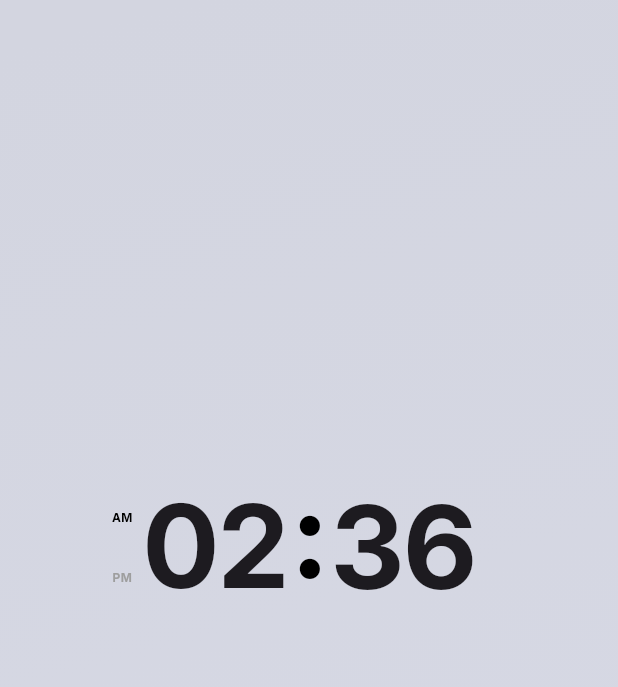
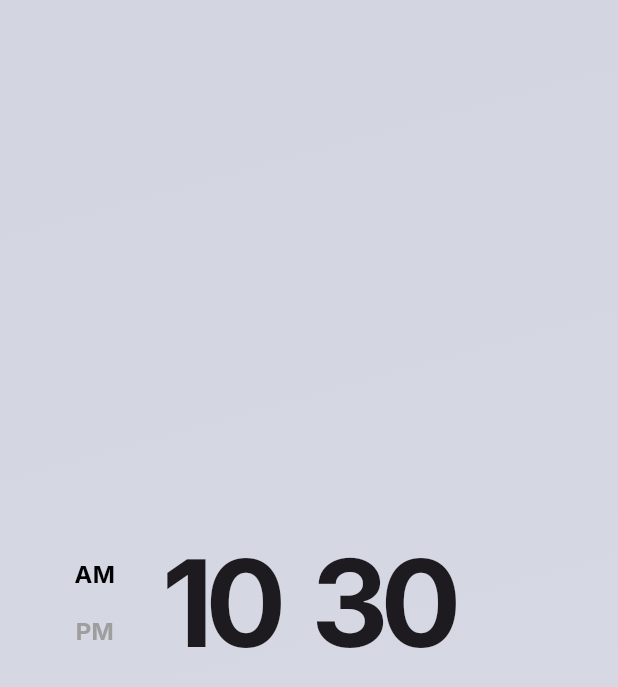
Before and after one commit to NobueSato/tokei-app, a Flutter app: the screen it shows after launch, on a phone screen of 412 x 824 dp. Shown: the top 687 px of the screen. Run offline on Flutter 3.47's test engine with Material 3 defaults, Android fonts, the phone set to English and light mode, and no system bars; our stand-ins replace table_calendar, universal_io, wakelock_plus.

Commit message:
[fix] Add Provider to manage clock widget and clockservice state

```diff
--- a/lib/main.dart
+++ b/lib/main.dart
@@ -1,17 +1,27 @@
 import 'package:flutter/material.dart';
+import 'package:flutter/services.dart';
+import 'package:wakelock_plus/wakelock_plus.dart';
+import 'package:universal_io/io.dart'; // To detect the platform
+import 'package:provider/provider.dart';
+import 'services/clock_service.dart';
 import 'widgets/custom_button.dart';
 import 'widgets/global_button_overlay.dart';
-import 'package:universal_io/io.dart'; // To detect the platform
 //import 'package:flutter/rendering.dart'; // For debug options
-import 'package:flutter/services.dart';
-import 'package:wakelock_plus/wakelock_plus.dart';
 import 'widgets/clock_widget.dart'; // Import the ClockWidget file
 import 'screens/calendar_screen.dart'; // Import the CalendarScreen file
 import 'screens/flip_screen.dart'; // Import the FlipScreen file
 
 void main() {
   //debugPaintSizeEnabled = true;
-  runApp(const MyApp());
+  runApp(
+    MultiProvider(
+      providers: [
+        ChangeNotifierProvider(
+            create: (_) => ClockService()), // Add ClockService here
+      ],
+      child: const MyApp(),
+    ),
+  );
 }
 
 class MyApp extends StatelessWidget {
@@ -39,13 +49,11 @@ class MyApp extends StatelessWidget {
 
 class ClockScreen extends StatefulWidget {
   const ClockScreen({super.key});
-
   @override
   State<ClockScreen> createState() => _ClockScreenState();
 }
 
 class _ClockScreenState extends State<ClockScreen> {
-  bool _is12hSelected = true; // Default: Show 12h format
   bool _isDateSelected = false; // Default: Hide Date
 
   @override
@@ -54,10 +62,6 @@ class _ClockScreenState extends State<ClockScreen> {
     // Ensure the screen stays awake
     WakelockPlus.enable();
   }
-
-  // void _updateDateVisibility() {
-  //   setState(() {});
-  // }
 
   @override
   void dispose() {
@@ -69,7 +73,8 @@ class _ClockScreenState extends State<ClockScreen> {
   Widget build(BuildContext context) {
     bool isLandscape =
         MediaQuery.of(context).orientation == Orientation.landscape;
-    double fontSize = isLandscape ? 200.0 : 80.0;
+    double fontSize = isLandscape ? 220.0 : 80.0;
+    double amPmFontSize = isLandscape ? 22.0 : 16.0;
     double dateFontSize = isLandscape ? 20.0 : 14.0;
 
     return Scaffold(
@@ -87,11 +92,9 @@ class _ClockScreenState extends State<ClockScreen> {
         child: Stack(
           children: [
             ClockWidget(
-              fontSize: fontSize,
-              dateFontSize: dateFontSize,
-              isDateSelected: _isDateSelected,
-              is12hSelected: _is12hSelected,
-            ),
+                fontSize: fontSize,
+                dateFontSize: dateFontSize,
+                amPmFontSize: amPmFontSize),
             // Global Button Overlay
             GlobalButtonOverlay(
               buttons: [
@@ -128,25 +131,20 @@ class _ClockScreenState extends State<ClockScreen> {
                   isSelected: false,
                 ),
                 CustomButton(
-                    text: '12H',
-                    onPressed: () {
-                      setState(() {
-                        _is12hSelected = !_is12hSelected;
-                      });
-                    },
-                    isSelected: _is12hSelected),
+                  text: '12H',
+                  onPressed: () {
+                    Provider.of<ClockService>(context, listen: false)
+                        .toggleTimeFormat();
+                  },
+                  isSelected: Provider.of<ClockService>(context).is12hSelected,
+                ),
                 CustomButton(
                   text: '24H',
                   onPressed: () {
-                    setState(() {
-                      print(
-                          '24H button pressed before the value changed: $_is12hSelected');
-                      _is12hSelected = !_is12hSelected;
-                      print(
-                          '24H button pressed after the value changed: $_is12hSelected');
-                    });
+                    Provider.of<ClockService>(context, listen: false)
+                        .toggleTimeFormat();
                   },
-                  isSelected: !_is12hSelected,
+                  isSelected: !Provider.of<ClockService>(context).is12hSelected,
                 ),
                 CustomButton(
                   text: '',
@@ -156,11 +154,11 @@ class _ClockScreenState extends State<ClockScreen> {
                 CustomButton(
                   text: 'DATE',
                   onPressed: () {
-                    setState(() {
-                      _isDateSelected = !_isDateSelected;
-                    });
+                    Provider.of<ClockService>(context, listen: false)
+                        .toggleDate();
                   },
-                  isSelected: _isDateSelected,
+                  isSelected: Provider.of<ClockService>(context, listen: false)
+                      .isDateSelected,
                 ),
                 CustomButton(
                   text: 'NORMAL',
--- a/lib/services/clock_service.dart
+++ b/lib/services/clock_service.dart
@@ -1,64 +1,79 @@
 import 'dart:async'; // Add this import for Timer
+import 'package:flutter/material.dart';
 
-class ClockService {
+class ClockService extends ChangeNotifier {
   Timer? _timer;
   String _hours = '';
   String _minutes = '';
-  bool _isColonVisible = true;
   String _date = '';
   String _amPm = ''; // Add a property to store AM/PM information
-
-  Function? onTimeUpdated; // Callback for UI update
-
-  ClockService(is12hSelected) {
-    _updateTime(
-        is12hSelected); // Update the time immediately when the service is created
-    _startTimer(is12hSelected);
-  }
+  bool get isColonVisible =>
+      DateTime.now().second % 2 == 0; // Blink every second
+  bool _is12hSelected = true; // Default to 12H format
+  bool _is24hSelected = false;
+  bool _isDateSelected = false;
 
   // Getters for the properties
   String get hours => _hours;
   String get minutes => _minutes;
   String get date => _date;
-  bool get isColonVisible => _isColonVisible;
   String get amPm => _amPm; // Getter for AM/PM
+  bool get is12hSelected => _is12hSelected;
+  bool get is24hSelected => _is24hSelected;
+  bool get isDateSelected => _isDateSelected;
 
-  void _startTimer(bool is12hSelected) {
+  ClockService() {
+    _updateTime();
+    _startTimer(); // Start the timer to update time every second
+  }
+
+  void _startTimer() {
     _timer = Timer.periodic(const Duration(seconds: 1), (_) {
-      _updateTime(is12hSelected);
+      _updateTime();
     });
   }
 
-  void _updateTime(bool is12hSelected) {
-    final DateTime now = DateTime.now();
-    _isColonVisible = !_isColonVisible;
+  // Method to toggle between 12h and 24h format
+  void toggleTimeFormat() {
+    _is12hSelected = !_is12hSelected;
+    _is24hSelected = !_is24hSelected;
+    _updateTime(); // Update time immediately after format change
+  }
 
-    if (is12hSelected) {
-      _hours = _formatTime(now.hour);
-      _minutes = now.minute.toString().padLeft(2, '0');
-      _amPm = _getAmPm(now.hour); // Set AM/PM
+  void toggleDate() {
+    _isDateSelected = !_isDateSelected;
+  }
+
+  // Update time based on the selected format
+  void _updateTime() {
+    final now = DateTime.now();
+
+    if (_is12hSelected) {
+      _hours = _formatTime(now.hour); // Convert to 12-hour format
+      _amPm = _getAmPm(now.hour); // Set AM/PM for 12-hour format
     } else {
-      _hours = now.hour.toString().padLeft(2, '0');
-      _minutes = now.minute.toString().padLeft(2, '0');
-      _amPm = ''; // No AM/PM in 24-hour format
+      _hours = now.hour.toString().padLeft(2, '0'); // 24-hour format
+      _amPm = ''; // No AM/PM needed for 24-hour format
     }
 
-    // Store formatted date
-    _date = _getFormattedDate();
+    _minutes = now.minute.toString().padLeft(2, '0');
+    _date = _getFormattedDate(); // Get formatted date
 
-    // Notify UI to update
-    onTimeUpdated?.call();
+    // Notifies UI to update
+    notifyListeners();
   }
 
+  // Helper function to format time for 12-hour format
   String _formatTime(int hour) {
     return hour % 12 == 0 ? '12' : (hour % 12).toString().padLeft(2, '0');
   }
 
+  // Helper function to get AM or PM based on the hour
   String _getAmPm(int hour) {
-    // Return AM or PM based on the hour
     return hour < 12 ? 'AM' : 'PM';
   }
 
+  // Helper function to get the formatted date
   String _getFormattedDate() {
     final DateTime now = DateTime.now();
     final weekday = [
@@ -73,7 +88,9 @@ class ClockService {
     return '${now.year} - ${now.month.toString().padLeft(2, '0')} - ${now.day.toString().padLeft(2, '0')} $weekday';
   }
 
+  @override
   void dispose() {
     _timer?.cancel();
+    super.dispose();
   }
 }
--- a/lib/widgets/clock_widget.dart
+++ b/lib/widgets/clock_widget.dart
@@ -1,67 +1,57 @@
 import 'package:flutter/material.dart';
+import 'package:provider/provider.dart';
 import '../services/clock_service.dart';
 
-class ClockWidget extends StatefulWidget {
+class ClockWidget extends StatelessWidget {
   final double fontSize;
   final double dateFontSize;
-  final bool is12hSelected;
-  final bool isDateSelected;
+  final double amPmFontSize;
+  final bool is12hSelected = true;
+  final bool is24hSelected = false;
+  final bool isDateSelected = false;
 
   const ClockWidget({
-    super.key,
+    Key? key,
     required this.fontSize,
     required this.dateFontSize,
-    required this.is12hSelected,
-    required this.isDateSelected,
-  });
-
-  @override
-  State<ClockWidget> createState() => _ClockWidgetState();
-}
-
-class _ClockWidgetState extends State<ClockWidget> {
-  late ClockService _clockService;
-
-  @override
-  void initState() {
-    super.initState();
-    _clockService = ClockService(widget.is12hSelected);
-    _clockService.onTimeUpdated = () {
-      setState(() {}); // Redraw UI when time updates
-    };
-  }
-
-  @override
-  void dispose() {
-    _clockService.dispose();
-    super.dispose();
-  }
+    required this.amPmFontSize,
+  }) : super(key: key);
 
   @override
   Widget build(BuildContext context) {
+    final clockService = Provider.of<ClockService>(context);
     bool isLandscape =
         MediaQuery.of(context).orientation == Orientation.landscape;
+    // Get the screen height using MediaQuery
+    double screenHeight = MediaQuery.of(context).size.height;
+
     int row1height = isLandscape
         ? 2346 // 23.46% when it's landscape
         : 4310; // 43.10% when it's portrait
     int row2height = isLandscape
         ? 5334 // 5334% when it's landscape
-        : 2986; // 13.8% when it's portrait
+        : 1380; // 13.8% when it's portrait
     int row3Height = isLandscape
         ? 1546 // 15.46% when it's landscape
         : 4310; // 43.1% when it's portrait
-    int row2column1width = isLandscape
-        ? 1318 // 13.18% when it's landscape
-        : 2133; // 21.33% when it's portrait
-    int row2column2width = isLandscape
-        ? 7512 // 75.12% when it's landscape
+    int row2Column1width = isLandscape
+        ? 0789 // 7.89% when it's landscape
+        : 0640; // 6.4% when it's portrait
+    int row2Column2width = isLandscape
+        ? 0615 // 6.15% when it's landscape
+        : 1146; // 11.46% when it's portrait
+    int row2Column3width = isLandscape
+        ? 7426 // 74.26% when it's landscape
         : 5707; // 57.07% when it's portrait
-    int row2column3width = isLandscape
+    int row2Column4width = isLandscape
         ? 1170 // 11.70% when it's landscape
         : 2106; // 21.06% when it's portrait
     int dateHeight = isLandscape
         ? 0774 // 12.67% when it's landscape
-        : 1516; // 15.16% when it's portrait
+        : 0246; // 2.46% when it's portrait
+    double amPmHeight = isLandscape
+        ? screenHeight * 0.2453 // 24.53 when it's landscape
+        : screenHeight * 0.0738; // 7.38% when it's portrait
 
     return Column(
       children: [
@@ -76,16 +66,25 @@ class _ClockWidgetState extends State<ClockWidget> {
           flex: row2height,
           child: Row(
             children: [
+              // far left space row2Column1
+              Expanded(
+                flex: row2Column1width,
+                child: Container(), //color: Colors.orangeAccent),
+              ),
               // Space between AM/PM and clock
               Expanded(
-                flex: row2column1width, // 14.04% of the row's width
+                flex: row2Column2width, // 14.04% of the row's width
+                child: Container(
+                  // color: Colors.blue,
                   child: Column(
                     mainAxisAlignment: MainAxisAlignment.center,
                     crossAxisAlignment: CrossAxisAlignment.end,
                     children: [
-                    Container(
-                      width: row2column1width * 0.5,
-                      height: row2height * 0.017,
+                      FittedBox(
+                        fit: BoxFit.scaleDown,
+                        child: Container(
+                          height: amPmHeight,
+                          // color: Colors.purple,
                           child: Row(
                             mainAxisAlignment: MainAxisAlignment.end,
                             children: [
@@ -95,23 +94,22 @@ class _ClockWidgetState extends State<ClockWidget> {
                                 children: [
                                   // AM Text
                                   Text(
-                                'AM',
+                                    clockService.amPm == '' ? '' : 'AM',
                                     style: TextStyle(
-                                  fontSize: widget.fontSize * 0.1,
+                                      fontSize: amPmFontSize,
                                       fontWeight: FontWeight.w600,
-                                  color: _clockService.amPm == 'PM'
+                                      color: clockService.amPm == 'PM'
                                           ? Colors.grey
                                           : Colors.black,
                                     ),
                                   ),
-                              // SizedBox(height: widget.fontSize * 0.2),
                                   // PM Text
                                   Text(
-                                'PM',
+                                    clockService.amPm == '' ? '' : 'PM',
                                     style: TextStyle(
-                                  fontSize: widget.fontSize * 0.1,
+                                      fontSize: amPmFontSize,
                                       fontWeight: FontWeight.w600,
-                                  color: _clockService.amPm == 'AM'
+                                      color: clockService.amPm == 'AM'
                                           ? Colors.grey
                                           : Colors.black,
                                     ),
@@ -121,61 +119,66 @@ class _ClockWidgetState extends State<ClockWidget> {
                             ],
                           ),
                         ),
+                      ),
                     ],
+                  ),
                 ),
               ),
               // Time Text
               Expanded(
-                flex: row2column2width,
+                flex: row2Column3width,
                 child: LayoutBuilder(
                   builder: (context, constraints) {
                     double availableWidth =
                         constraints.maxWidth; // Get the parent width
-                    return Row(
+                    double availableHeight = constraints.maxHeight;
+                    return Container(
+                      // color: const Color.fromARGB(255, 200, 173, 246),
+                      child: Row(
                         mainAxisAlignment: MainAxisAlignment.center,
                         crossAxisAlignment: CrossAxisAlignment.center,
                         children: [
                           // Hours
                           Container(
+                            // color: const Color.fromARGB(255, 182, 245, 215),
                             width: availableWidth * 0.41,
                             alignment: Alignment.centerRight,
                             child: FittedBox(
                               fit: BoxFit.contain,
                               child: Text(
-                              // _clockService.hours,
-                              "02",
+                                clockService.hours,
                                 style: TextStyle(
-                                fontSize: widget.fontSize,
+                                  fontSize: fontSize,
                                   fontWeight: FontWeight.w700,
                                   height: 1.0,
-                                letterSpacing: -1,
+                                  letterSpacing: isLandscape ? -1 : -5,
                                 ),
                                 textAlign: TextAlign.end,
                               ),
                             ),
                           ),
+
                           // Colon
-                        Container(
-                          width: availableWidth * 0.12,
-                          alignment: Alignment.center,
-                          child: Column(
-                            mainAxisAlignment: MainAxisAlignment.center,
-                            crossAxisAlignment: CrossAxisAlignment.center,
+                          Column(
+                            mainAxisAlignment: MainAxisAlignment.start,
                             children: [
                               FittedBox(
-                                fit: BoxFit.contain,
-                                child: Opacity(
-                                  opacity:
-                                      _clockService.isColonVisible ? 1.0 : 0.0,
-                                  child: Center(
+                                fit: BoxFit.scaleDown,
+                                child: Container(
+                                  width: isLandscape
+                                      ? availableWidth * 0.12
+                                      : availableWidth * 0.09,
+                                  height: availableHeight * 0.95,
+                                  child: FittedBox(
+                                    fit: BoxFit.scaleDown,
                                     child: Text(
-                                      ':',
+                                      clockService.isColonVisible ? ':' : ' ',
                                       style: TextStyle(
-                                        fontSize: widget.fontSize,
+                                          fontSize: fontSize * 0.9,
                                           fontWeight: FontWeight.w700,
                                           color: Colors.black,
-                                        height: 0.8,
-                                      ),
+                                          letterSpacing: isLandscape ? 1 : -1,
+                                          height: 1),
                                       textHeightBehavior:
                                           const TextHeightBehavior(
                                         applyHeightToFirstAscent: true,
@@ -187,33 +190,33 @@ class _ClockWidgetState extends State<ClockWidget> {
                               ),
                             ],
                           ),
-                        ),
                           // Minutes
                           Container(
+                            //color: Colors.blue,
                             width: availableWidth * 0.41,
                             alignment: Alignment.centerLeft,
                             child: FittedBox(
                               fit: BoxFit.contain,
                               child: Text(
-                              // _clockService.minutes,
-                              "36",
+                                clockService.minutes,
                                 textAlign: TextAlign.start,
                                 style: TextStyle(
-                                fontSize: widget.fontSize,
+                                  fontSize: fontSize,
                                   fontWeight: FontWeight.w700,
                                   height: 1.0,
-                                letterSpacing: -1,
+                                  letterSpacing: isLandscape ? -1 : -5,
                                 ),
                               ),
                             ),
                           ),
                         ],
+                      ),
                     );
                   },
                 ),
               ),
               Expanded(
-                flex: row2column3width,
+                flex: row2Column4width,
                 child: Container(color: Colors.transparent),
               ),
             ],
@@ -223,13 +226,14 @@ class _ClockWidgetState extends State<ClockWidget> {
         Expanded(
           flex: dateHeight,
           child: Container(
+            // color: Colors.brown,
             alignment: Alignment.center,
-            child: widget.isDateSelected
+            child: clockService.isDateSelected
                 ? Text(
-                    _clockService.date,
+                    clockService.date,
                     textAlign: TextAlign.center,
                     style: TextStyle(
-                      fontSize: widget.dateFontSize * 0.90,
+                      fontSize: dateFontSize,
                       fontWeight: FontWeight.w400,
                     ),
                   )
--- a/lib/widgets/global_button_overlay.dart
+++ b/lib/widgets/global_button_overlay.dart
@@ -1,5 +1,6 @@
 import 'dart:async';
 import 'package:flutter/material.dart';
+
 import 'custom_button.dart'; // Import your CustomButton file here
 
 class GlobalButtonOverlay extends StatefulWidget {
```
Lines whose indentation alone changed are shown as unchanged.
